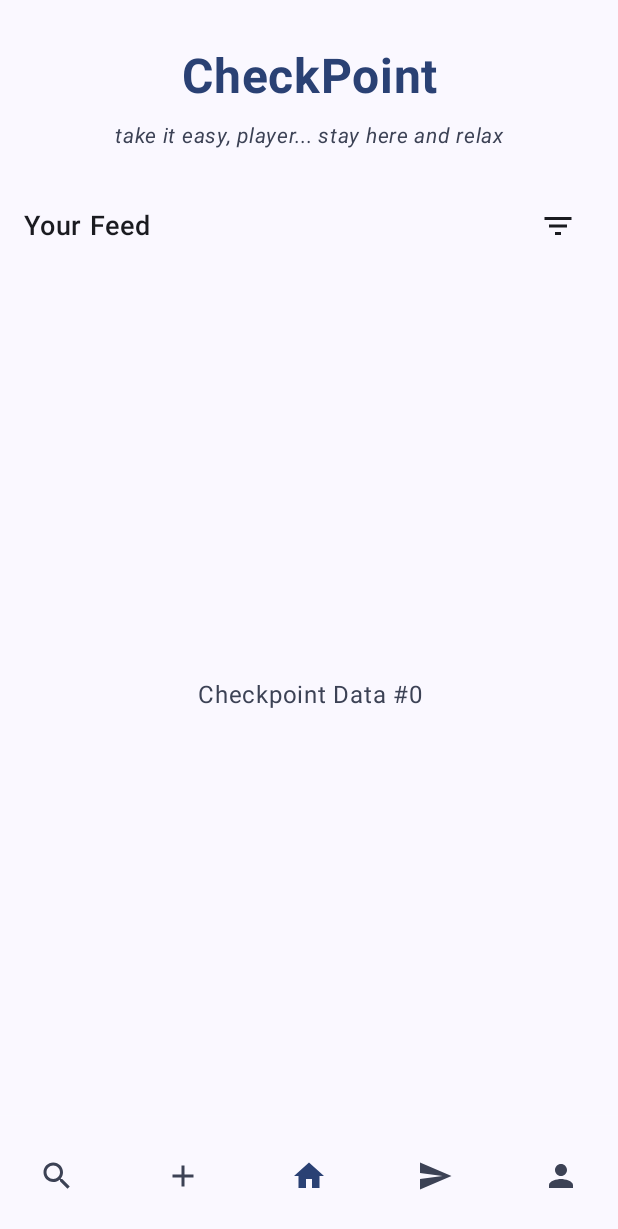
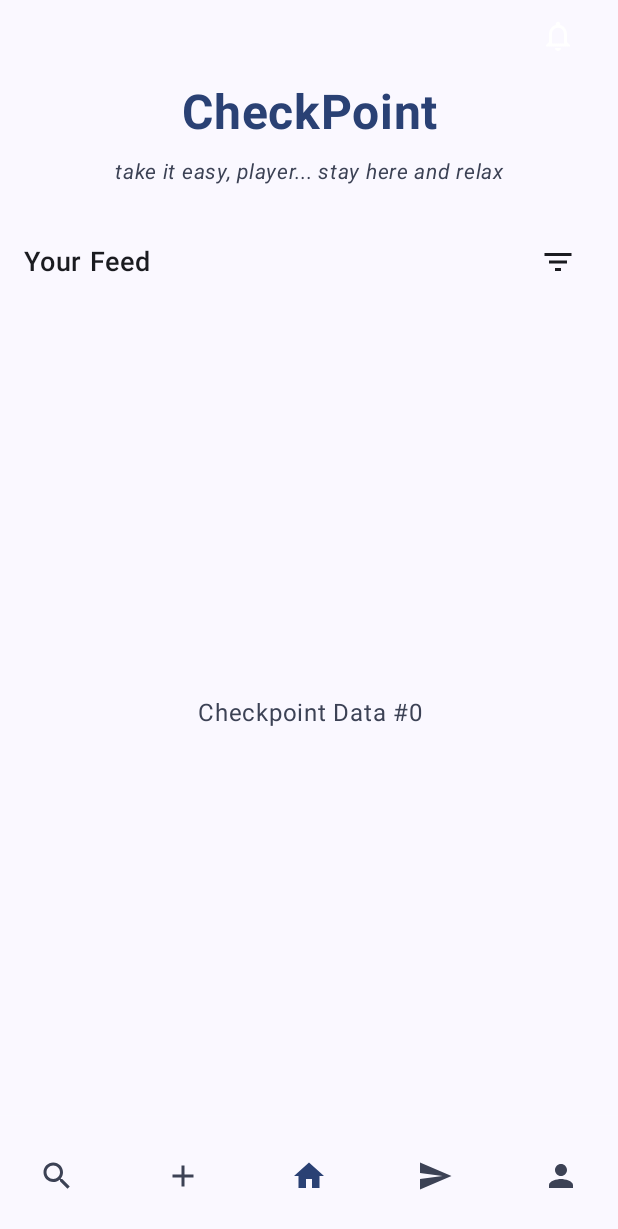
Before and after one commit to AlessioCamerano/CheckPoint, an Android app built with Jetpack Compose: the screen it shows after launch (MainActivity), after a tap on "LOGIN", on a phone screen of 412 x 824 dp. Shown: the top 1229 px of the screen. Run offline under Robolectric (Android 15) with nearby library versions, the phone set to English and light mode, and no system bars.

Commit message:
sviluppate Direct e Notification + navigation

```diff
--- a/app/src/main/java/com/example/checkpoint/ui/components/MainContainer.kt
+++ b/app/src/main/java/com/example/checkpoint/ui/components/MainContainer.kt
@@ -20,7 +20,8 @@ import kotlinx.coroutines.launch
  */
 @Composable
 fun MainContainer(
-    uiState: MainUiState
+    uiState: MainUiState,
+    onNavigateToNotifications: () -> Unit
 ) {
     val scope = rememberCoroutineScope()
 
@@ -66,7 +67,8 @@ fun MainContainer(
                 MainTabPager(
                     pagerState = pagerState,
                     tabs = tabs,
-                    uiState = uiState
+                    uiState = uiState,
+                    onNavigateToNotifications = onNavigateToNotifications
                 )
             }
         }
--- a/app/src/main/java/com/example/checkpoint/ui/components/MainTabPager.kt
+++ b/app/src/main/java/com/example/checkpoint/ui/components/MainTabPager.kt
@@ -12,6 +12,7 @@ import androidx.compose.ui.Modifier
 import com.example.checkpoint.ui.screens.CreatePostScreen
 import com.example.checkpoint.ui.screens.MainScreen
 import com.example.checkpoint.ui.screens.MainUiState
+import com.example.checkpoint.ui.screens.MessagesScreen
 import com.example.checkpoint.ui.screens.SearchScreen
 
 /**
@@ -21,7 +22,8 @@ import com.example.checkpoint.ui.screens.SearchScreen
 fun MainTabPager(
     pagerState: PagerState,
     tabs: List<String>,
-    uiState: MainUiState
+    uiState: MainUiState,
+    onNavigateToNotifications: () -> Unit
 ) {
     HorizontalPager(
         state = pagerState,
@@ -31,10 +33,11 @@ fun MainTabPager(
         when (tabs[page]) {
             "search" -> SearchScreen()
             "add" -> CreatePostScreen()
-            "home_feed" -> MainScreen(state = uiState)
-            "messages" -> Box(Modifier.fillMaxSize(), contentAlignment = Alignment.Center) {
-                Text("Messages Screen", color = MaterialTheme.colorScheme.secondary)
-            }
+            "home_feed" -> MainScreen(
+                state = uiState,
+                onNavigateToNotifications = onNavigateToNotifications
+            )
+            "messages" -> MessagesScreen()
             "profile" -> Box(Modifier.fillMaxSize(), contentAlignment = Alignment.Center) {
                 Text("Profile Screen", color = MaterialTheme.colorScheme.secondary)
             }
--- a/app/src/main/java/com/example/checkpoint/ui/navigation/AppNavigation.kt
+++ b/app/src/main/java/com/example/checkpoint/ui/navigation/AppNavigation.kt
@@ -12,6 +12,7 @@ import androidx.lifecycle.viewmodel.compose.viewModel
 import com.example.checkpoint.ui.components.MainContainer
 import com.example.checkpoint.ui.screens.LoginScreen
 import com.example.checkpoint.ui.screens.MainViewModel
+import com.example.checkpoint.ui.screens.NotificationsScreen
 import com.example.checkpoint.ui.screens.SignupScreen
 
 /**
@@ -21,6 +22,7 @@ object Screen {
     const val Login = "login"
     const val Signup = "signup"
     const val Home = "home"
+    const val Notifications = "notifications"
 }
 
 @Composable
@@ -65,7 +67,18 @@ fun AppNavigation() {
             val viewModel: MainViewModel = viewModel()
             val uiState by viewModel.uiState.collectAsStateWithLifecycle()
 
-            MainContainer(uiState = uiState)
+            MainContainer(
+                uiState = uiState,
+                onNavigateToNotifications = {
+                    navController.navigate(Screen.Notifications)
+                }
+            )
+        }
+
+        composable(Screen.Notifications) {
+            NotificationsScreen(
+                onBack = { navController.popBackStack() }
+            )
         }
     }
 }
--- a/app/src/main/java/com/example/checkpoint/ui/screens/MainScreen.kt
+++ b/app/src/main/java/com/example/checkpoint/ui/screens/MainScreen.kt
@@ -13,6 +13,7 @@ import androidx.compose.foundation.layout.padding
 import androidx.compose.material.icons.Icons
 import androidx.compose.material.icons.automirrored.filled.TrendingUp
 import androidx.compose.material.icons.filled.FilterList
+import androidx.compose.material.icons.filled.NotificationsNone
 import androidx.compose.material.icons.filled.Update
 import androidx.compose.material3.DropdownMenu
 import androidx.compose.material3.DropdownMenuItem
@@ -27,6 +28,7 @@ import androidx.compose.runtime.remember
 import androidx.compose.runtime.setValue
 import androidx.compose.ui.Alignment
 import androidx.compose.ui.Modifier
+import androidx.compose.ui.graphics.Color
 import androidx.compose.ui.text.font.FontStyle
 import androidx.compose.ui.text.font.FontWeight
 import androidx.compose.ui.text.style.TextAlign
@@ -38,7 +40,8 @@ import androidx.compose.ui.unit.sp
  */
 @Composable
 fun MainScreen(
-    state: MainUiState
+    state: MainUiState,
+    onNavigateToNotifications: () -> Unit
 ) {
     var showSortMenu by remember { mutableStateOf(false) }
 
@@ -47,8 +50,23 @@ fun MainScreen(
             .fillMaxSize()
             .padding(horizontal = 16.dp)
     ) {
-        Spacer(modifier = Modifier.height(32.dp))
+        // notifiche
+        Box(modifier = Modifier.fillMaxWidth()) {
+            IconButton(
+                onClick = onNavigateToNotifications,
+                modifier = Modifier.align(Alignment.TopEnd)
+            ) {
+                Icon(
+                    imageVector = Icons.Default.NotificationsNone,
+                    contentDescription = "Notifications",
+                    tint = Color.White
+                )
+            }
+        }
 
+        Spacer(modifier = Modifier.height(8.dp))
+
+        // Titolo
         Text(
             text = "CheckPoint",
             color = MaterialTheme.colorScheme.primary,
--- /dev/null
+++ b/app/src/main/java/com/example/checkpoint/ui/screens/MessagesScreen.kt
@@ -0,0 +1,161 @@
+package com.example.checkpoint.ui.screens
+
+import androidx.compose.foundation.background
+import androidx.compose.foundation.clickable
+import androidx.compose.foundation.layout.*
+import androidx.compose.foundation.lazy.LazyColumn
+import androidx.compose.foundation.lazy.items
+import androidx.compose.foundation.shape.CircleShape
+import androidx.compose.foundation.shape.RoundedCornerShape
+import androidx.compose.material.icons.Icons
+import androidx.compose.material.icons.filled.Search
+import androidx.compose.material3.*
+import androidx.compose.runtime.*
+import androidx.compose.ui.Alignment
+import androidx.compose.ui.Modifier
+import androidx.compose.ui.draw.clip
+import androidx.compose.ui.graphics.Color
+import androidx.compose.ui.text.font.FontWeight
+import androidx.compose.ui.text.style.TextOverflow
+import androidx.compose.ui.unit.dp
+import androidx.compose.ui.unit.sp
+
+@OptIn(ExperimentalMaterial3Api::class)
+@Composable
+fun MessagesScreen() {
+    var selectedTab by remember { mutableIntStateOf(0) }
+    val tabs = listOf("Messages", "Posts")
+
+    Column(
+        modifier = Modifier
+            .fillMaxSize()
+            .padding(horizontal = 16.dp)
+    ) {
+        Spacer(modifier = Modifier.height(32.dp))
+
+        // Selettore delle Tab
+        SecondaryTabRow(
+            selectedTabIndex = selectedTab,
+            containerColor = Color.Transparent,
+            contentColor = MaterialTheme.colorScheme.primary,
+            divider = {}
+        ) {
+            tabs.forEachIndexed { index, title ->
+                Tab(
+                    selected = selectedTab == index,
+                    onClick = { selectedTab = index },
+                    text = {
+                        Text(
+                            text = title,
+                            fontSize = 16.sp,
+                            fontWeight = if (selectedTab == index) FontWeight.Bold else FontWeight.Normal
+                        )
+                    }
+                )
+            }
+        }
+
+        Spacer(modifier = Modifier.height(16.dp))
+
+        // Barra di ricerca utenti
+        OutlinedTextField(
+            value = "",
+            onValueChange = {},
+            modifier = Modifier
+                .fillMaxWidth()
+                .padding(vertical = 8.dp),
+            placeholder = { Text("Search users...", color = MaterialTheme.colorScheme.secondary.copy(alpha = 0.5f)) },
+            leadingIcon = { Icon(Icons.Default.Search, contentDescription = null, tint = MaterialTheme.colorScheme.primary) },
+            shape = RoundedCornerShape(24.dp),
+            colors = OutlinedTextFieldDefaults.colors(
+                focusedBorderColor = MaterialTheme.colorScheme.primary,
+                unfocusedBorderColor = MaterialTheme.colorScheme.secondary.copy(alpha = 0.3f)
+            ),
+            singleLine = true
+        )
+
+        Spacer(modifier = Modifier.height(8.dp))
+
+        when (selectedTab) {
+            0 -> ChatList(emptyList()) // Lista per i messaggi privati
+            1 -> ChatList(emptyList()) // Lista per i post
+        }
+    }
+}
+@Composable
+fun ChatList(chats: List<ChatPreview>) {
+    if (chats.isEmpty()) {
+        Box(
+            modifier = Modifier.fillMaxSize(),
+            contentAlignment = Alignment.Center
+        ) {
+            Text(
+                text = "No conversations yet",
+                color = MaterialTheme.colorScheme.secondary.copy(alpha = 0.6f),
+                fontSize = 14.sp
+            )
+        }
+    } else {
+        LazyColumn(
+            modifier = Modifier.fillMaxSize(),
+            contentPadding = PaddingValues(vertical = 8.dp),
+            verticalArrangement = Arrangement.spacedBy(16.dp)
+        ) {
+            items(chats) { chat ->
+                ChatItem(chat)
+            }
+        }
+    }
+}
+
+@Composable
+fun ChatItem(chat: ChatPreview) {
+    Row(
+        modifier = Modifier
+            .fillMaxWidth()
+            .clickable { /* Apri chat */ },
+        verticalAlignment = Alignment.CenterVertically
+    ) {
+        // Avatar Placeholder
+        Box(
+            modifier = Modifier
+                .size(56.dp)
+                .clip(CircleShape)
+                .background(MaterialTheme.colorScheme.primary.copy(alpha = 0.1f)),
+            contentAlignment = Alignment.Center
+        ) {
+            Text(
+                text = chat.name.take(1).uppercase(),
+                color = MaterialTheme.colorScheme.primary,
+                fontWeight = FontWeight.Bold,
+                fontSize = 20.sp
+            )
+        }
+
+        Spacer(modifier = Modifier.width(12.dp))
+
+        Column(modifier = Modifier.weight(1f)) {
+            Text(
+                text = chat.name,
+                color = MaterialTheme.colorScheme.onBackground,
+                fontWeight = FontWeight.SemiBold,
+                fontSize = 16.sp
+            )
+            Text(
+                text = chat.lastMessage,
+                color = MaterialTheme.colorScheme.secondary,
+                fontSize = 14.sp,
+                maxLines = 1,
+                overflow = TextOverflow.Ellipsis
+            )
+        }
+
+        Text(
+            text = chat.time,
+            color = MaterialTheme.colorScheme.secondary.copy(alpha = 0.6f),
+            fontSize = 12.sp
+        )
+    }
+}
+
+data class ChatPreview(val name: String, val lastMessage: String, val time: String)
```
Also changed, not shown: app/src/main/java/com/example/checkpoint/ui/screens/NotificationsScreen.kt (added, +115 -0 lines).
